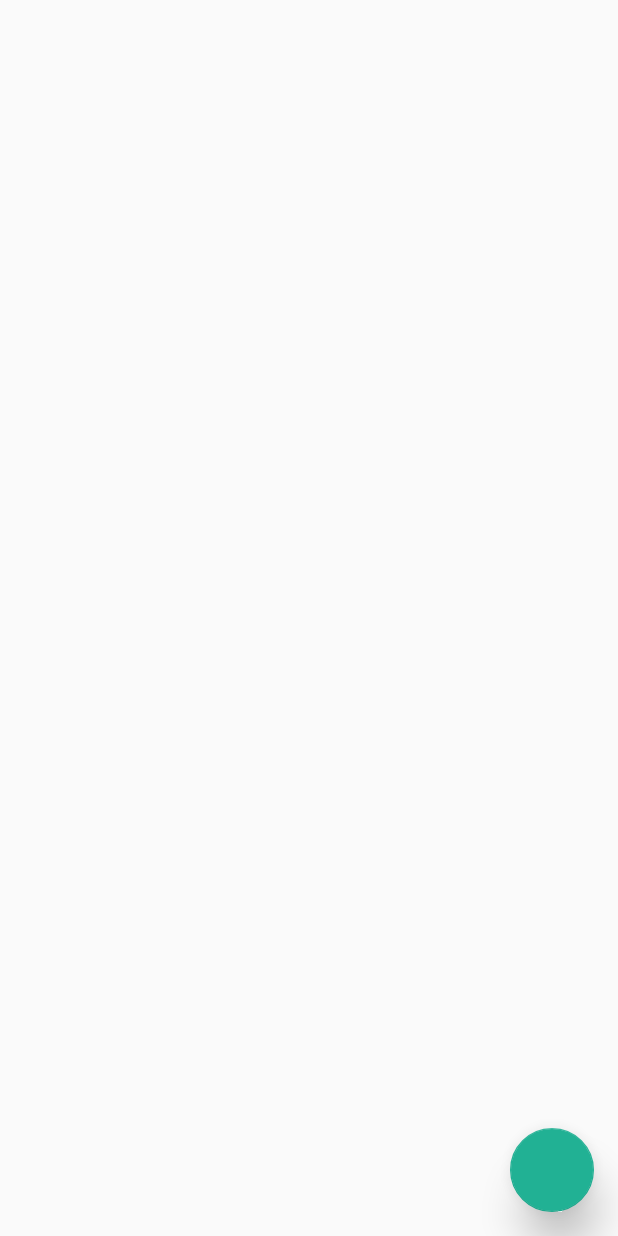
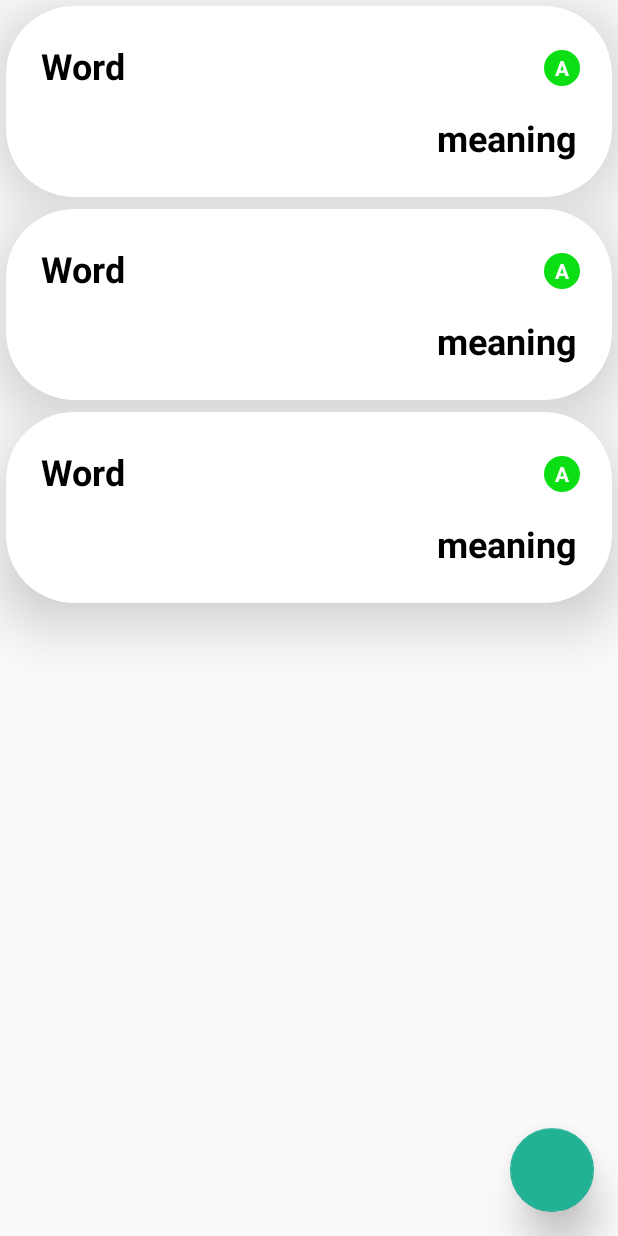
Before and after one commit to Abdulrahman-Mohamed/Kalemah, an Android app: the layout frag_words.xml on its own in the app's theme, with its tools: preview values and no code run, on a phone screen of 412 x 824 dp. Run offline under Robolectric (Android 15) with nearby library versions, the phone set to English and light mode, and no system bars.

Commit message:
alpha 1.1 list,recycler main fragment

```diff
--- a/app/build.gradle
+++ b/app/build.gradle
@@ -28,6 +28,9 @@ dependencies {
 
     implementation fileTree(dir: 'libs', include: ['*.jar'])
 
+    implementation "androidx.lifecycle:lifecycle-extensions:2.2.0"
+
+
     implementation "androidx.room:room-rxjava2:$room_version"
     implementation "androidx.room:room-runtime:$room_version"
     annotationProcessor "androidx.room:room-compiler:$room_version"
--- /dev/null
+++ b/app/src/main/res/drawable/level_round_a.xml
@@ -0,0 +1,24 @@
+<?xml version="1.0" encoding="utf-8"?>
+<shape xmlns:android="http://schemas.android.com/apk/res/android"
+    android:shape="oval">
+    <size
+        android:width="22dp"
+        android:height="21dp"/>
+    <solid
+        android:color="#0BDF14"
+        />
+
+    <corners
+        android:radius="360dp"
+        />
+    <padding
+
+        android:left="6dp"
+        android:right="6dp"
+        android:top="2dp"
+        android:bottom="2dp"
+
+
+        />
+
+</shape>
--- a/app/src/main/res/layout-v21/frag_words.xml
+++ /dev/null
@@ -1,25 +0,0 @@
-<?xml version="1.0" encoding="utf-8"?>
-<RelativeLayout xmlns:android="http://schemas.android.com/apk/res/android"
-    xmlns:app="http://schemas.android.com/apk/res-auto"
-    xmlns:tools="http://schemas.android.com/tools"
-    android:layout_width="match_parent"
-    android:layout_height="match_parent">
-
-    <androidx.recyclerview.widget.RecyclerView
-        android:layout_width="match_parent"
-        android:layout_height="match_parent" />
-
-
-    <com.google.android.material.floatingactionbutton.FloatingActionButton
-        android:layout_width="wrap_content"
-        android:layout_height="wrap_content"
-        android:layout_alignParentEnd="true"
-        android:layout_alignParentBottom="true"
-        android:layout_margin="16dp"
-        app:rippleColor="#00FFCC"
-        android:tint="#21b194"
-        android:foregroundTint="@color/White"
-android:src="@drawable/plus"
-      />
-
-</RelativeLayout>
--- a/app/src/main/res/layout/frag_words.xml
+++ b/app/src/main/res/layout/frag_words.xml
@@ -6,8 +6,10 @@
     android:layout_height="match_parent">
 
     <androidx.recyclerview.widget.RecyclerView
+        android:id="@+id/recycler_words"
         android:layout_width="match_parent"
-        android:layout_height="match_parent" />
+        android:layout_height="match_parent"
+        tools:listitem="@layout/words_item"/>
 
 
     <com.google.android.material.floatingactionbutton.FloatingActionButton
--- /dev/null
+++ b/app/src/main/res/layout/words_item.xml
@@ -0,0 +1,67 @@
+<?xml version="1.0" encoding="utf-8"?>
+<androidx.cardview.widget.CardView xmlns:android="http://schemas.android.com/apk/res/android"
+    xmlns:app="http://schemas.android.com/apk/res-auto"
+    android:layout_width="wrap_content"
+    android:layout_height="wrap_content"
+    android:layout_margin="4dp"
+    android:padding="8dp"
+    app:cardCornerRadius="45dp"
+    app:cardElevation="24dp"
+    app:cardPreventCornerOverlap="true"
+    app:contentPadding="5dp"
+   >
+
+    <RelativeLayout
+        android:layout_width="match_parent"
+        android:layout_height="match_parent">
+
+
+        <TextView
+            android:id="@+id/word_text"
+            android:layout_width="wrap_content"
+            android:layout_height="wrap_content"
+            android:padding="2dp"
+            android:layout_marginLeft="16dp"
+            android:layout_marginTop="16dp"
+            android:hint="Word"
+            android:textStyle="bold"
+
+            android:textSize="24sp"
+            android:textColorHint="#000"
+            android:maxLines="1"
+            android:layout_toStartOf="@+id/word_level"
+            android:layout_alignParentStart="true"/>
+        <TextView
+            android:id="@+id/word_level"
+            android:layout_width="24dp"
+            android:layout_height="24dp"
+            android:background="@drawable/level_round_a"
+            android:gravity="center_vertical|center_horizontal"
+            android:text="A"
+            android:textStyle="bold"
+            android:textColor="#fff"
+            android:textSize="14sp"
+            android:layout_alignParentRight="true"
+            android:layout_marginRight="16dp"
+            android:layout_marginTop="24dp"
+            />
+        <TextView
+            android:id="@+id/meaning_text"
+            android:layout_width="wrap_content"
+            android:layout_height="wrap_content"
+            android:padding="2dp"
+            android:layout_marginRight="16dp"
+            android:layout_marginTop="16dp"
+            android:layout_marginBottom="16dp"
+            android:hint="meaning"
+            android:textStyle="bold"
+            android:textSize="24sp"
+            android:textColorHint="#000"
+            android:maxLines="1"
+           android:layout_below="@+id/word_level"
+            android:layout_alignParentEnd="true"/>
+
+
+    </RelativeLayout>
+
+</androidx.cardview.widget.CardView>
```
Also changed, not shown: app/src/main/java/com/Motawer/kalemah/Adapter/RecyclerAdapter.java (added, +74 -0 lines), app/src/main/java/com/Motawer/kalemah/Fragments/words_frag.java (+37 -1 lines), app/src/main/java/com/Motawer/kalemah/Repository/WordsRepository.java (added, +102 -0 lines), app/src/main/java/com/Motawer/kalemah/RoomDataBase/RoomDataBase.java (deleted, +0 -23 lines), app/src/main/java/com/Motawer/kalemah/RoomDataBase/WordsDataBse.java (added, +52 -0 lines), app/src/main/java/com/Motawer/kalemah/ViewModel/WordsViewModel.java (added, +43 -0 lines), app/src/main/res/drawable-xxhdpi/item_round.xml (added, +26 -0 lines), app/src/main/res/drawable-xxhdpi/level_round_b.xml (added, +28 -0 lines), app/src/main/res/drawable-xxhdpi/level_round_c.xml (added, +28 -0 lines).
